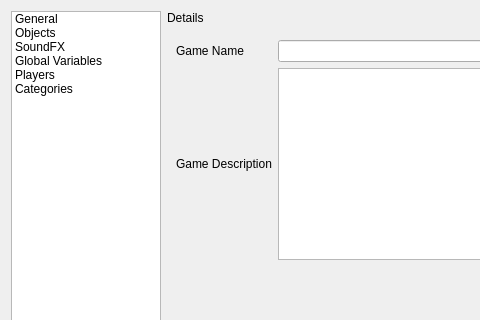
Old version of the form RetroEDv2/tools/gameconfigeditorv3.ui in the repository RSDKModding/RetroED; both pictures show x 0 to 480 and y 0 to 320 of the 782 by 425 pixel window.
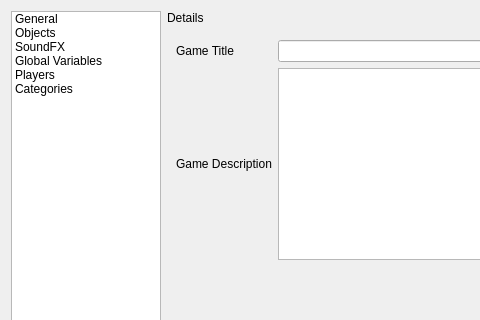
New version of the form. Icons and pictures are not drawn.

Commit message: holy shit dude those games can config !!!

Patch:
```diff
--- a/RetroEDv2/tools/gameconfigeditorv3.ui
+++ b/RetroEDv2/tools/gameconfigeditorv3.ui
@@ -100,7 +100,7 @@
        <item row="0" column="0">
         <widget class="QLabel" name="label_2">
          <property name="text">
-          <string>Game Name</string>
+          <string>Game Title</string>
          </property>
         </widget>
        </item>
```
Left out of the diff: 172 changed lines with no effect on the pictures. The commit also changes 4 other files.
